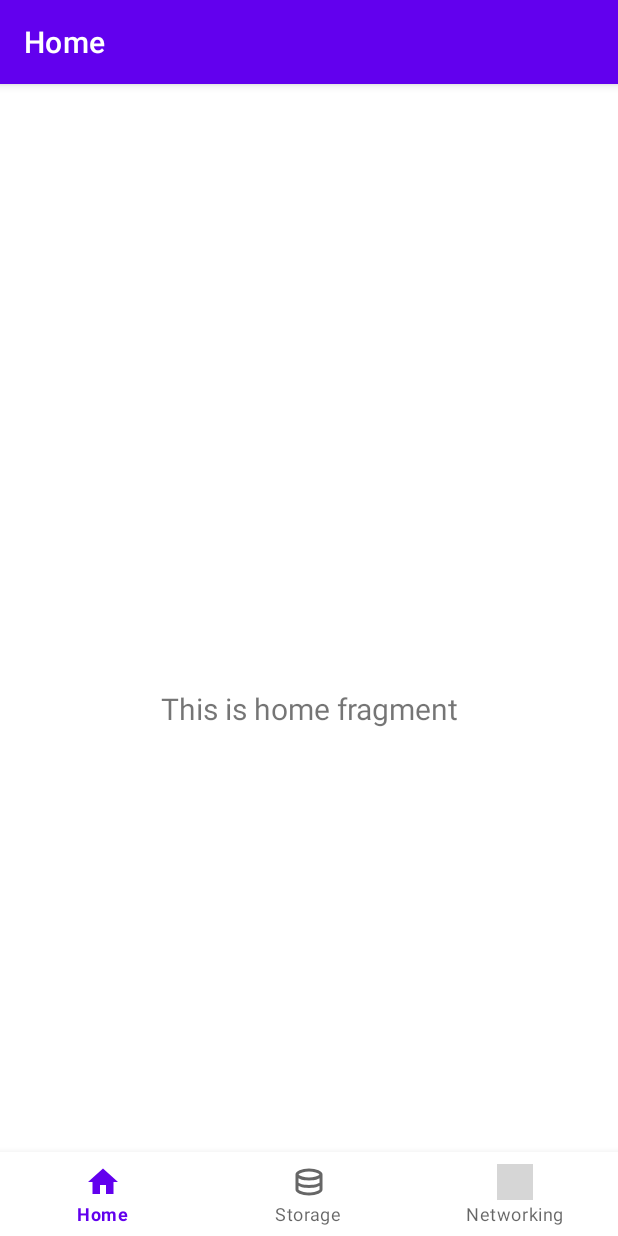
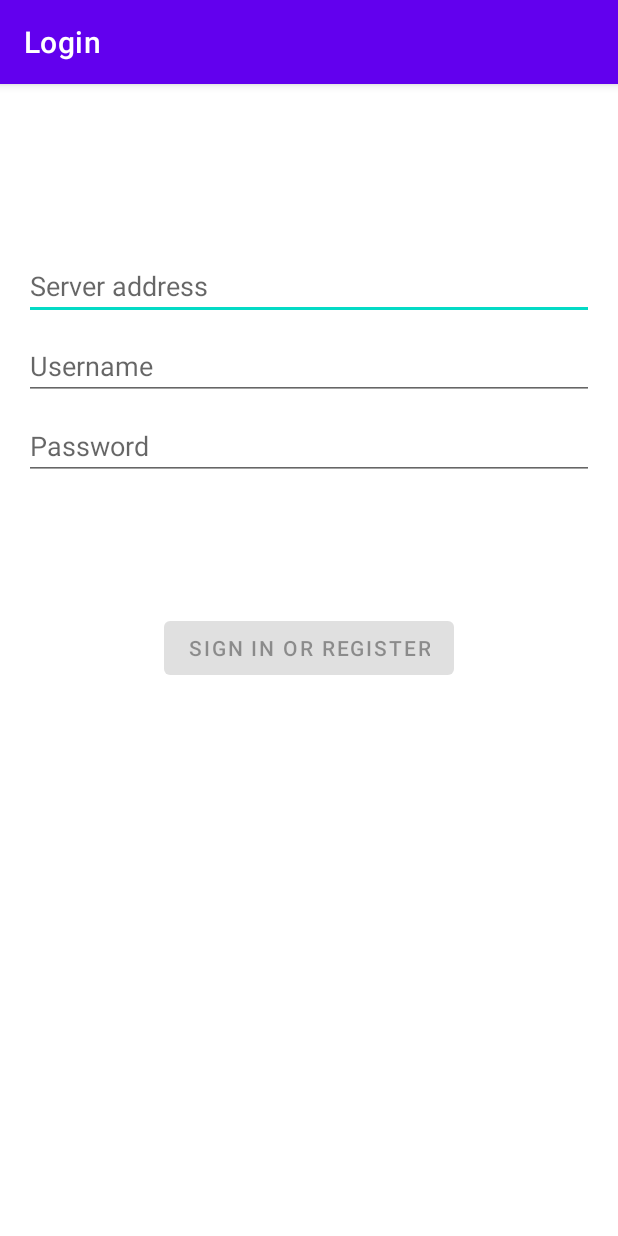
Before and after one commit to Wojtek40/catmonit-app, an Android app: the screen it shows after launch (MainActivity before the commit, LoginActivity after it), on a phone screen of 412 x 824 dp. Run offline under Robolectric (Android 15) with nearby library versions, the phone set to English and light mode, and no system bars; our stand-ins replace navigation-ui; grey boxes are pictures that could not be loaded.

Commit message:
feat(auth): Decoy authentication now works
For now using decoy users and not actually authenticating them over API.

```diff
--- a/app/src/main/java/catmonit/app/MainActivity.java
+++ b/app/src/main/java/catmonit/app/MainActivity.java
@@ -1,5 +1,6 @@
 package catmonit.app;
 
+import android.content.Intent;
 import android.os.Bundle;
 
 import com.google.android.material.bottomnavigation.BottomNavigationView;
@@ -10,7 +11,9 @@ import androidx.navigation.Navigation;
 import androidx.navigation.ui.AppBarConfiguration;
 import androidx.navigation.ui.NavigationUI;
 
+import catmonit.app.data.LoginRepository;
 import catmonit.app.databinding.ActivityMainBinding;
+import catmonit.app.ui.login.LoginActivity;
 
 public class MainActivity extends AppCompatActivity {
 
@@ -19,6 +22,12 @@ public class MainActivity extends AppCompatActivity {
     @Override
     protected void onCreate(Bundle savedInstanceState) {
         super.onCreate(savedInstanceState);
+        LoginRepository loginRepository = LoginRepository.getInstance(this);
+        if (!loginRepository.isLoggedIn()) {
+            startActivity(new Intent(this, LoginActivity.class));
+            finish();
+            return;
+        }
 
         binding = ActivityMainBinding.inflate(getLayoutInflater());
         setContentView(binding.getRoot());
--- a/app/src/main/java/catmonit/app/data/LoginDataSource.java
+++ b/app/src/main/java/catmonit/app/data/LoginDataSource.java
@@ -9,14 +9,16 @@ import java.io.IOException;
  */
 public class LoginDataSource {
 
-    public Result<LoggedInUser> login(String username, String password) {
+    public Result<LoggedInUser> login(String username, String password, String server) {
 
         try {
             // TODO: handle loggedInUser authentication
             LoggedInUser fakeUser =
                     new LoggedInUser(
                             java.util.UUID.randomUUID().toString(),
-                            "Jane Doe");
+                            username,
+                            "eyJhbGciOiJIUzI1NiIsInR5cCI6IkpXVCJ9.eyJzdWIiOiIxMjM0NTY3ODkwIiwibmFtZSI6IkpvaG4gRG9lIiwiaWF0IjoxNTE2MjM5MDIyfQ.SflKxwRJSMeKKF2QT4fwpMeJf36POk6yJV_adQssw5c",
+                            server);
             return new Result.Success<>(fakeUser);
         } catch (Exception e) {
             return new Result.Error(new IOException("Error logging in", e));
--- a/app/src/main/java/catmonit/app/data/LoginRepository.java
+++ b/app/src/main/java/catmonit/app/data/LoginRepository.java
@@ -1,4 +1,7 @@
 package catmonit.app.data;
+
+import android.content.Context;
+import android.content.SharedPreferences;
 
 import catmonit.app.data.model.LoggedInUser;
 
@@ -10,7 +13,12 @@ public class LoginRepository {
 
     private static volatile LoginRepository instance;
 
-    private LoginDataSource dataSource;
+    private static final String ACCESS_TOKEN_NAME = "access_token";
+    private static final String PREFS_NAME = "auth_prefs";
+    private static final String SERVER_NAME = "server_name";
+    private static final String USERID = "userid";
+    private static final String DISPLAY_NAME = "display_name";
+    private final LoginDataSource dataSource;
 
     // If user credentials will be cached in local storage, it is recommended it be encrypted
     // @see https://developer.android.com/training/articles/keystore
@@ -27,13 +35,17 @@ public class LoginRepository {
         }
         return instance;
     }
+    public static LoginRepository getInstance(){
+        return instance;
+    }
 
     public boolean isLoggedIn() {
         return user != null;
     }
 
-    public void logout() {
+    public void logout(Context context) {
         user = null;
+        context.getSharedPreferences(PREFS_NAME, Context.MODE_PRIVATE).edit().remove(ACCESS_TOKEN_NAME).apply();
         dataSource.logout();
     }
 
@@ -43,12 +55,38 @@ public class LoginRepository {
         // @see https://developer.android.com/training/articles/keystore
     }
 
-    public Result<LoggedInUser> login(String username, String password) {
+    public Result<LoggedInUser> login(String username, String password, String server) {
         // handle login
-        Result<LoggedInUser> result = dataSource.login(username, password);
+        Result<LoggedInUser> result = dataSource.login(username, password, server);
         if (result instanceof Result.Success) {
             setLoggedInUser(((Result.Success<LoggedInUser>) result).getData());
         }
         return result;
     }
+
+    public void saveUserToSharedPrefereces(Context context) {
+        if (user == null){
+            return;
+        }
+        context.getSharedPreferences(PREFS_NAME, Context.MODE_PRIVATE).edit()
+                .putString(ACCESS_TOKEN_NAME, user.getJWT())
+                .putString(DISPLAY_NAME, user.getDisplayName())
+                .putString(USERID, user.getUserId())
+                .putString(SERVER_NAME, user.getServer())
+                .apply();
+    }
+    public static LoginRepository getInstance(Context context){
+        if (instance != null) {
+            return instance;
+        }
+        SharedPreferences prefs = context.getSharedPreferences(PREFS_NAME, Context.MODE_PRIVATE);
+        String accessToken = prefs.getString(ACCESS_TOKEN_NAME, null);
+        LoginRepository lr = new LoginRepository(new LoginDataSource());
+        if (accessToken == null) {
+            return lr;
+        }
+        lr.user = new LoggedInUser(prefs.getString(USERID, null), prefs.getString(DISPLAY_NAME, null), accessToken, prefs.getString(SERVER_NAME, null));
+        instance = lr;
+        return instance;
+    }
 }
--- a/app/src/main/res/layout-w1240dp/activity_login.xml
+++ b/app/src/main/res/layout-w1240dp/activity_login.xml
@@ -12,17 +12,29 @@
     tools:context=".ui.login.LoginActivity">
 
     <EditText
+        android:id="@+id/server"
+        android:layout_width="0dp"
+        android:layout_height="wrap_content"
+        android:layout_marginTop="96dp"
+        android:autofillHints="@string/prompt_server"
+        android:hint="@string/prompt_server"
+        android:inputType="text"
+        android:selectAllOnFocus="true"
+        app:layout_constraintEnd_toEndOf="parent"
+        app:layout_constraintStart_toStartOf="parent"
+        app:layout_constraintTop_toTopOf="parent" />
+    <EditText
         android:id="@+id/username"
         android:layout_width="0dp"
         android:layout_height="wrap_content"
         android:layout_marginTop="96dp"
-        android:autofillHints="@string/prompt_email"
-        android:hint="@string/prompt_email"
+        android:autofillHints="@string/prompt_username"
+        android:hint="@string/prompt_username"
         android:inputType="textEmailAddress"
         android:selectAllOnFocus="true"
         app:layout_constraintEnd_toEndOf="parent"
         app:layout_constraintStart_toStartOf="parent"
-        app:layout_constraintTop_toTopOf="parent" />
+        app:layout_constraintTop_toBottomOf="@id/server" />
 
     <EditText
         android:id="@+id/password"
--- a/app/src/main/res/layout-w936dp/activity_login.xml
+++ b/app/src/main/res/layout-w936dp/activity_login.xml
@@ -18,17 +18,29 @@
         app:layout_constraintStart_toStartOf="parent">
 
         <EditText
+            android:id="@+id/server"
+            android:layout_width="0dp"
+            android:layout_height="wrap_content"
+            android:layout_marginTop="96dp"
+            android:autofillHints="@string/prompt_server"
+            android:hint="@string/prompt_server"
+            android:inputType="text"
+            android:selectAllOnFocus="true"
+            app:layout_constraintEnd_toEndOf="parent"
+            app:layout_constraintStart_toStartOf="parent"
+            app:layout_constraintTop_toTopOf="parent" />
+        <EditText
             android:id="@+id/username"
             android:layout_width="0dp"
             android:layout_height="wrap_content"
             android:layout_marginTop="96dp"
-            android:autofillHints="@string/prompt_email"
-            android:hint="@string/prompt_email"
+            android:autofillHints="@string/prompt_username"
+            android:hint="@string/prompt_username"
             android:inputType="textEmailAddress"
             android:selectAllOnFocus="true"
             app:layout_constraintEnd_toEndOf="parent"
             app:layout_constraintStart_toStartOf="parent"
-            app:layout_constraintTop_toTopOf="parent" />
+            app:layout_constraintTop_toBottomOf="@id/server" />
 
         <EditText
             android:id="@+id/password"
--- a/app/src/main/res/layout/activity_login.xml
+++ b/app/src/main/res/layout/activity_login.xml
@@ -10,19 +10,30 @@
     android:paddingRight="@dimen/activity_horizontal_margin"
     android:paddingBottom="@dimen/activity_vertical_margin"
     tools:context=".ui.login.LoginActivity">
-
+    <EditText
+        android:id="@+id/server"
+        android:layout_width="0dp"
+        android:layout_height="wrap_content"
+        android:layout_marginTop="96dp"
+        android:autofillHints="@string/prompt_server"
+        android:hint="@string/prompt_server"
+        android:inputType="text"
+        android:selectAllOnFocus="true"
+        app:layout_constraintEnd_toEndOf="parent"
+        app:layout_constraintStart_toStartOf="parent"
+        app:layout_constraintTop_toTopOf="parent" />
     <EditText
         android:id="@+id/username"
         android:layout_width="0dp"
         android:layout_height="wrap_content"
-        android:layout_marginTop="96dp"
-        android:autofillHints="@string/prompt_email"
-        android:hint="@string/prompt_email"
-        android:inputType="textEmailAddress"
+        android:layout_marginTop="8dp"
+        android:autofillHints="@string/prompt_username"
+        android:hint="@string/prompt_username"
+        android:inputType="text"
         android:selectAllOnFocus="true"
         app:layout_constraintEnd_toEndOf="parent"
         app:layout_constraintStart_toStartOf="parent"
-        app:layout_constraintTop_toTopOf="parent" />
+        app:layout_constraintTop_toBottomOf="@id/server" />
 
     <EditText
         android:id="@+id/password"
--- a/app/src/main/res/values/strings.xml
+++ b/app/src/main/res/values/strings.xml
@@ -4,18 +4,19 @@
     <string name="title_home">Home</string>
     <string name="title_storage">Storage</string>
     <string name="title_networking">Networking</string>
-    <string name="title_activity_login">LoginActivity</string>
+    <string name="title_activity_login">Login</string>
 
     <string name="prompt_server">Server address</string>
-    <string name="prompt_email">Email</string>
+    <string name="prompt_username">Username</string>
     <string name="prompt_password">Password</string>
 
     <string name="action_sign_in">Sign in or register</string>
     <string name="action_sign_in_short">Sign in</string>
 
-    <string name="welcome">"Welcome !"</string>
-    <string name="invalid_username">Not a valid username</string>
-    <string name="invalid_password">Password must be >5 characters</string>
+    <string name="welcome">"Welcome!"</string>
+    <string name="invalid_server">Server address may not be empty</string>
+    <string name="invalid_username">Username may not be empty</string>
+    <string name="invalid_password">Password may not be empty</string>
     <string name="login_failed">"Login failed"</string>
 
     <string name="storage_space_used">%s of %s space used.</string>
```
Also changed, not shown: app/src/main/java/catmonit/app/data/model/LoggedInUser.java (+13 -3 lines), app/src/main/java/catmonit/app/ui/login/LoginActivity.java (+18 -24 lines), app/src/main/java/catmonit/app/ui/login/LoginFormState.java (+14 -4 lines), app/src/main/java/catmonit/app/ui/login/LoginViewModel.java (+18 -20 lines).
